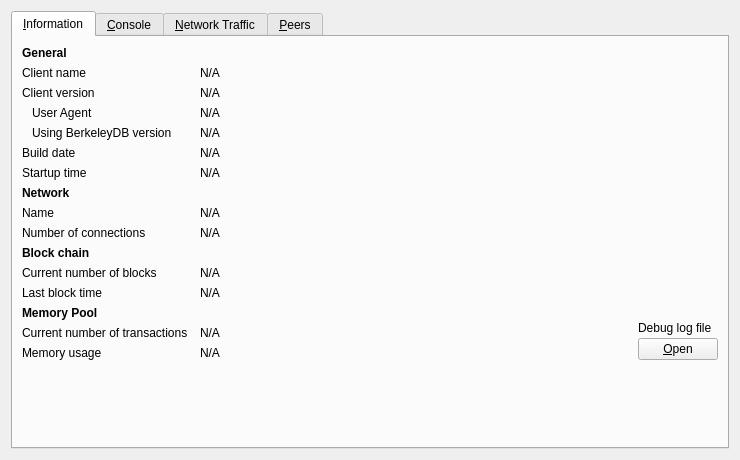
First picture: the form in src/qt/forms/debugwindow.ui, repository Kore-Core/KORE, before the edit.
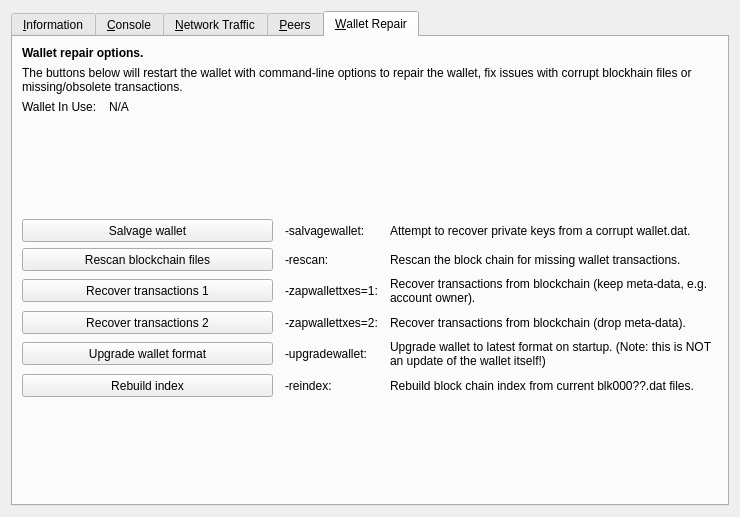
Second picture: the form after the edit. The open tabs and pages were chosen to show the change. Icons and pictures are not drawn. Custom widgets are drawn as their Qt base class.

What changed in the file:
```diff
--- a/src/qt/forms/debugwindow.ui
+++ b/src/qt/forms/debugwindow.ui
@@ -7,7 +7,7 @@
     <x>0</x>
     <y>0</y>
     <width>740</width>
-    <height>430</height>
+    <height>517</height>
    </rect>
   </property>
   <property name="windowTitle">
@@ -1284,6 +1284,274 @@
        </item>
       </layout>
      </widget>
+     <widget class="QWidget" name="tab_repair">
+      <attribute name="title">
+       <string>&amp;Wallet Repair</string>
+      </attribute>
+      <layout class="QGridLayout" name="gridLayout_4" columnstretch="0,1,0,2">
+       <property name="horizontalSpacing">
+        <number>12</number>
+       </property>
+       <item row="0" column="0" colspan="4">
+        <widget class="QLabel" name="label_repair_header">
+         <property name="font">
+          <font>
+           <weight>75</weight>
+           <bold>true</bold>
+          </font>
+         </property>
+         <property name="text">
+          <string>Wallet repair options.</string>
+         </property>
+        </widget>
+       </item>
+       <item row="1" column="0" colspan="4">
+        <widget class="QLabel" name="label_repair_helptext">
+         <property name="font">
+          <font>
+           <weight>50</weight>
+           <bold>false</bold>
+          </font>
+         </property>
+         <property name="text">
+          <string>The buttons below will restart the wallet with command-line options to repair the wallet, fix issues with corrupt blockhain files or missing/obsolete transactions.</string>
+         </property>
+         <property name="wordWrap">
+          <bool>true</bool>
+         </property>
+        </widget>
+       </item>
+       <item row="2" column="0">
+        <widget class="QLabel" name="wallet_path_label">
+         <property name="text">
+          <string>Wallet In Use:</string>
+         </property>
+        </widget>
+       </item>
+       <item row="2" column="1" colspan="3">
+        <widget class="QLabel" name="wallet_path">
+         <property name="cursor">
+          <cursorShape>IBeamCursor</cursorShape>
+         </property>
+         <property name="text">
+          <string>N/A</string>
+         </property>
+         <property name="textFormat">
+          <enum>Qt::PlainText</enum>
+         </property>
+         <property name="textInteractionFlags">
+          <set>Qt::LinksAccessibleByMouse|Qt::TextSelectableByKeyboard|Qt::TextSelectableByMouse</set>
+         </property>
+        </widget>
+       </item>
+       <item row="3" column="0">
+        <spacer name="verticalSpacer_repair1">
+         <property name="orientation">
+          <enum>Qt::Vertical</enum>
+         </property>
+         <property name="sizeHint" stdset="0">
+          <size>
+           <width>10</width>
+           <height>10</height>
+          </size>
+         </property>
+        </spacer>
+       </item>
+       <item row="4" column="0" colspan="2">
+        <widget class="QPushButton" name="btn_salvagewallet">
+         <property name="minimumSize">
+          <size>
+           <width>100</width>
+           <height>23</height>
+          </size>
+         </property>
+         <property name="text">
+          <string>Salvage wallet</string>
+         </property>
+        </widget>
+       </item>
+       <item row="4" column="2">
+        <widget class="QLabel" name="label_repair_salvage_command">
+         <property name="text">
+          <string notr="true">-salvagewallet:</string>
+         </property>
+        </widget>
+       </item>
+       <item row="4" column="3">
+        <widget class="QLabel" name="label_repair_salvage">
+         <property name="text">
+          <string>Attempt to recover private keys from a corrupt wallet.dat.</string>
+         </property>
+         <property name="wordWrap">
+          <bool>true</bool>
+         </property>
+        </widget>
+       </item>
+       <item row="5" column="0" colspan="2">
+        <widget class="QPushButton" name="btn_rescan">
+         <property name="minimumSize">
+          <size>
+           <width>100</width>
+           <height>23</height>
+          </size>
+         </property>
+         <property name="text">
+          <string>Rescan blockchain files</string>
+         </property>
+        </widget>
+       </item>
+       <item row="5" column="2">
+        <widget class="QLabel" name="label_repair_rescan_command">
+         <property name="text">
+          <string notr="true">-rescan:</string>
+         </property>
+        </widget>
+       </item>
+       <item row="5" column="3">
+        <widget class="QLabel" name="label_repair_rescan">
+         <property name="text">
+          <string>Rescan the block chain for missing wallet transactions.</string>
+         </property>
+         <property name="wordWrap">
+          <bool>true</bool>
+         </property>
+        </widget>
+       </item>
+       <item row="6" column="0" colspan="2">
+        <widget class="QPushButton" name="btn_zapwallettxes1">
+         <property name="minimumSize">
+          <size>
+           <width>100</width>
+           <height>23</height>
+          </size>
+         </property>
+         <property name="text">
+          <string>Recover transactions 1</string>
+         </property>
+        </widget>
+       </item>
+       <item row="6" column="2">
+        <widget class="QLabel" name="label_repair_zap1_command">
+         <property name="text">
+          <string notr="true">-zapwallettxes=1:</string>
+         </property>
+        </widget>
+       </item>
+       <item row="6" column="3">
+        <widget class="QLabel" name="label_repair_zap1">
+         <property name="text">
+          <string>Recover transactions from blockchain (keep meta-data, e.g. account owner).</string>
+         </property>
+         <property name="wordWrap">
+          <bool>true</bool>
+         </property>
+        </widget>
+       </item>
+       <item row="7" column="0" colspan="2">
+        <widget class="QPushButton" name="btn_zapwallettxes2">
+         <property name="minimumSize">
+          <size>
+           <width>100</width>
+           <height>23</height>
+          </size>
+         </property>
+         <property name="text">
+          <string>Recover transactions 2</string>
+         </property>
+        </widget>
+       </item>
+       <item row="7" column="2">
+        <widget class="QLabel" name="label_repair_zap2_command">
+         <property name="text">
+          <string notr="true">-zapwallettxes=2:</string>
+         </property>
+        </widget>
+       </item>
+       <item row="7" column="3">
+        <widget class="QLabel" name="label_repair_zap2">
+         <property name="text">
+          <string>Recover transactions from blockchain (drop meta-data).</string>
+         </property>
+         <property name="wordWrap">
+          <bool>true</bool>
+         </property>
+        </widget>
+       </item>
+       <item row="8" column="0" colspan="2">
+        <widget class="QPushButton" name="btn_upgradewallet">
+         <property name="minimumSize">
+          <size>
+           <width>100</width>
+           <height>23</height>
+          </size>
+         </property>
+         <property name="text">
+          <string>Upgrade wallet format</string>
+         </property>
+        </widget>
+       </item>
+       <item row="8" column="2">
+        <widget class="QLabel" name="label_repair_upgrade_command">
+         <property name="text">
+          <string notr="true">-upgradewallet:</string>
+         </property>
+        </widget>
+       </item>
+       <item row="8" column="3">
+        <widget class="QLabel" name="label_repair_upgrade">
+         <property name="text">
+          <string>Upgrade wallet to latest format on startup. (Note: this is NOT an update of the wallet itself!)</string>
+         </property>
+         <property name="wordWrap">
+          <bool>true</bool>
+         </property>
+        </widget>
+       </item>
+       <item row="9" column="0" colspan="2">
+        <widget class="QPushButton" name="btn_reindex">
+         <property name="minimumSize">
+          <size>
+           <width>100</width>
+           <height>23</height>
+          </size>
+         </property>
+         <property name="text">
+          <string>Rebuild index</string>
+         </property>
+        </widget>
+       </item>
+       <item row="9" column="2">
+        <widget class="QLabel" name="label_repair_reindex_command">
+         <property name="text">
+          <string notr="true">-reindex:</string>
+         </property>
+        </widget>
+       </item>
+       <item row="9" column="3">
+        <widget class="QLabel" name="label_repair_reindex">
+         <property name="text">
+          <string>Rebuild block chain index from current blk000??.dat files.</string>
+         </property>
+         <property name="wordWrap">
+          <bool>true</bool>
+         </property>
+        </widget>
+       </item>
+       <item row="10" column="0">
+        <spacer name="verticalSpacer_repair2">
+         <property name="orientation">
+          <enum>Qt::Vertical</enum>
+         </property>
+         <property name="sizeHint" stdset="0">
+          <size>
+           <width>20</width>
+           <height>10</height>
+          </size>
+         </property>
+        </spacer>
+       </item>
+      </layout>
+     </widget>
     </widget>
    </item>
   </layout>
```
Left out of the diff: 28 changed lines with no effect on the pictures.
